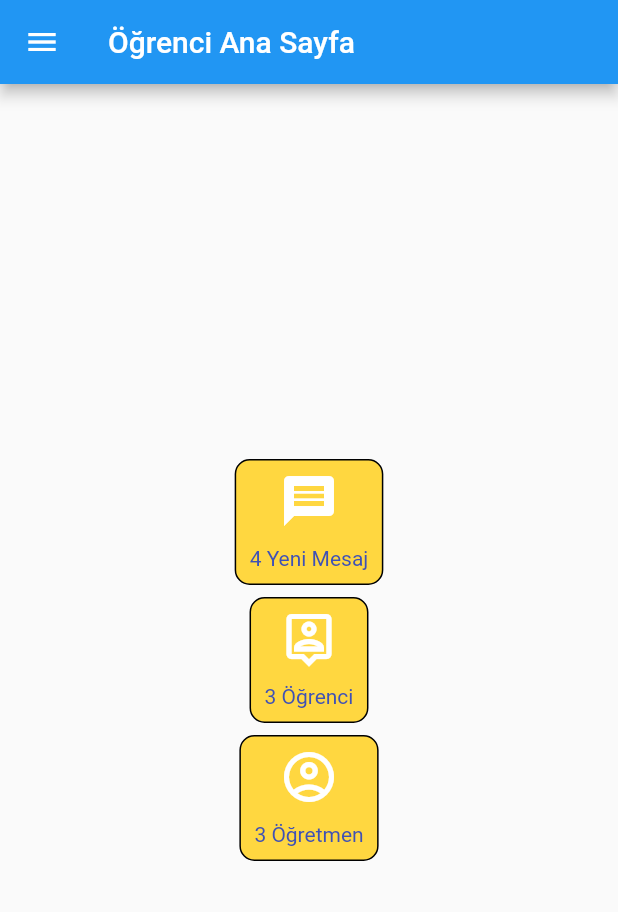
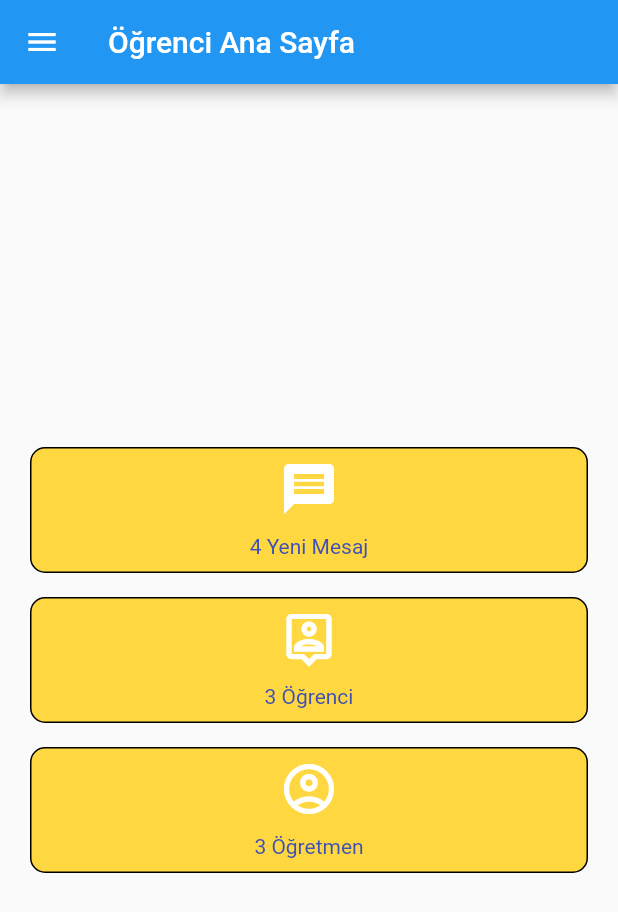
Before and after one commit to TahaPasa/school_application, a Flutter app: the screen it shows after launch, on a phone screen of 412 x 824 dp. Shown: the top 912 px of the screen. Run offline on Flutter 3.47's test engine with Material 2 defaults, Android fonts, the phone set to English and light mode, and no system bars.

Commit message:
Aligned main page buttons.

```diff
--- a/lib/main.dart
+++ b/lib/main.dart
@@ -101,10 +101,18 @@ class _AnaSayfaState extends State<AnaSayfa> {
       ),
       body: Center(
         child: Column(
+
           mainAxisAlignment: MainAxisAlignment.center,
+
           children: <Widget>
           [
-            InkWell(
+            Padding(
+              padding: const EdgeInsets.symmetric(horizontal: 20.0,vertical: 8),
+              child: Row(
+                children: [
+                  Expanded(
+                    child: Container(
+                      child: InkWell(
                         onTap: () {
                           Navigator.of(context).push(MaterialPageRoute(builder: (context) => MesajlarSayfasi(mesajlarRepository),));
                           setState(() {
@@ -132,8 +140,17 @@ class _AnaSayfaState extends State<AnaSayfa> {
                           ),
                         ),
                       ),
+                    ),
+                  ),
+                ],
+              ),
+            ),
             Padding(
-              padding: const EdgeInsets.all(8.0),
+              padding: const EdgeInsets.symmetric(horizontal: 20.0, vertical: 8),
+              child: Row(
+                children: [
+                  Expanded(
+                    child: Container(
                       child: InkWell(
                         onTap: () {
                           Navigator.of(context).push(MaterialPageRoute(
@@ -161,7 +178,17 @@ class _AnaSayfaState extends State<AnaSayfa> {
                         ),
                       ),
                     ),
-            InkWell(
+                  ),
+                ],
+              ),
+            ),
+            Padding(
+              padding: const EdgeInsets.symmetric(horizontal: 20.0, vertical: 8),
+              child: Row(
+                children: [
+                  Expanded(
+                    child: Container(
+                      child: InkWell(
                         onTap: () {
                           Navigator.of(context).push(MaterialPageRoute(
                             builder: (context) => OgretmenlerSayfasi(ogretmenlerRepository),
@@ -187,11 +214,15 @@ class _AnaSayfaState extends State<AnaSayfa> {
                           ),
                         ),
                       ),
+                    ),
+                  ),
+                ],
+              ),
+            ),
 
           ],
         ),
       ),
-
     );
   }
 }
```
Lines whose indentation alone changed are shown as unchanged.
